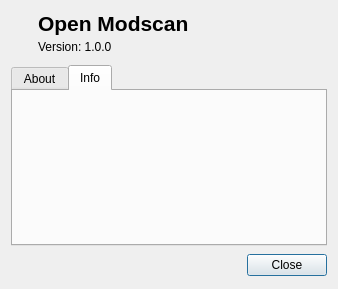
Qt form omodscan/dialogs/dialogabout.ui (sanny32/OpenModScan) before a commit.
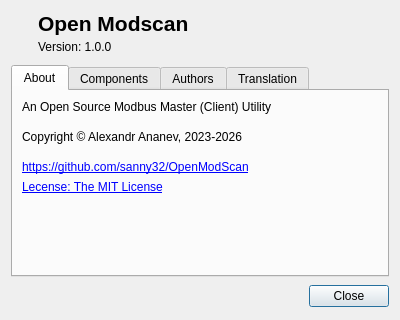
The same form after that commit. The open tabs and pages were chosen to show the change. Icons and pictures are not drawn. Custom widgets are drawn as their Qt base class.

Diff of the .ui file:
```diff
--- a/omodscan/dialogs/dialogabout.ui
+++ b/omodscan/dialogs/dialogabout.ui
@@ -6,8 +6,8 @@
    <rect>
     <x>0</x>
     <y>0</y>
-    <width>338</width>
-    <height>289</height>
+    <width>400</width>
+    <height>320</height>
    </rect>
   </property>
   <property name="windowTitle">
@@ -129,7 +129,7 @@
          </property>
          <property name="sizeHint" stdset="0">
           <size>
-           <width>20</width>
+           <width>0</width>
            <height>10</height>
           </size>
          </property>
@@ -138,7 +138,7 @@
        <item>
         <widget class="QLabel" name="labelCopyright">
          <property name="text">
-          <string notr="true">© Alexandr Ananev, 2026</string>
+          <string notr="true">Copyright © Alexandr Ananev, 2023-2026</string>
          </property>
         </widget>
        </item>
@@ -178,25 +178,6 @@
          </property>
         </widget>
        </item>
-      </layout>
-     </widget>
-     <widget class="QWidget" name="tabInfo">
-      <attribute name="title">
-       <string>Info</string>
-      </attribute>
-      <layout class="QVBoxLayout" name="verticalLayout_4">
-       <property name="leftMargin">
-        <number>60</number>
-       </property>
-       <item>
-        <widget class="QLabel" name="labelArch"/>
-       </item>
-       <item>
-        <widget class="QLabel" name="labelPlatform"/>
-       </item>
-       <item>
-        <widget class="QLabel" name="labelQtFramework"/>
-       </item>
        <item>
         <spacer name="verticalSpacer_3">
          <property name="orientation">
@@ -212,6 +193,21 @@
        </item>
       </layout>
      </widget>
+     <widget class="QWidget" name="tabComponents">
+      <attribute name="title">
+       <string>Components</string>
+      </attribute>
+     </widget>
+     <widget class="QWidget" name="tabAuthors">
+      <attribute name="title">
+       <string>Authors</string>
+      </attribute>
+     </widget>
+     <widget class="QWidget" name="tabTranslation">
+      <attribute name="title">
+       <string>Translation</string>
+      </attribute>
+     </widget>
     </widget>
    </item>
    <item>
```
